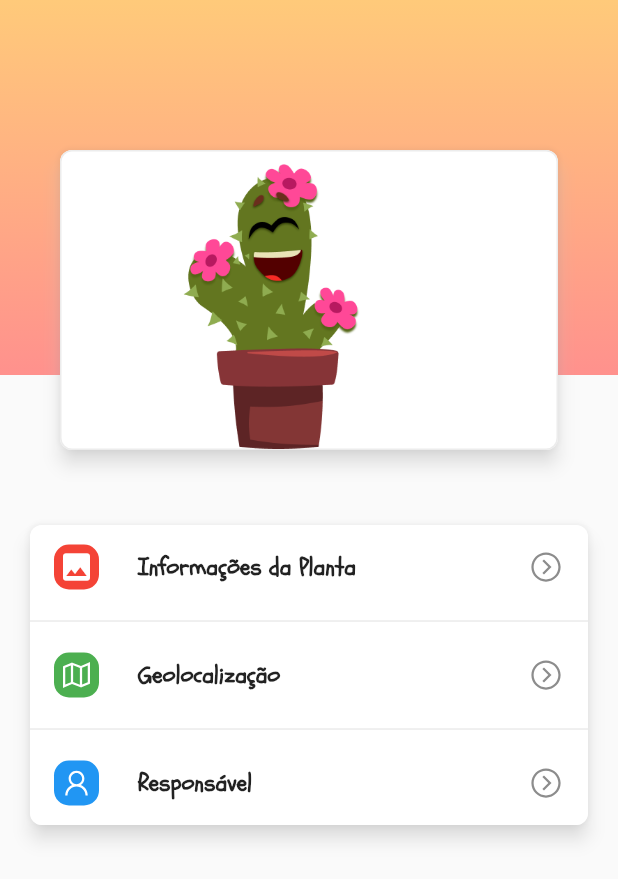
After one commit to diegoantunescosta/tgApp_Fatec, a Flutter app: the InformationPlant screen opened by its route, on a phone screen of 412 x 824 dp. The commit adds this screen. Shown: the top 879 px of the screen. Run offline on Flutter 3.47's test engine with Material 2 defaults, Android fonts, the phone set to English and light mode, and no system bars; our stand-ins replace flutter_mobx, get_it, line_icons, mobx, shared_preferences; accounts and stored records are empty; generated files the repository leaves out were written again.

Commit message:
tela informações da planta

```diff
--- a/lib/_routing/router.dart
+++ b/lib/_routing/router.dart
@@ -1,4 +1,5 @@
 import 'package:flutter_social/views/home.dart';
+import 'package:flutter_social/views/tabs/informationPlant.dart';
 import 'package:flutter_social/views/login.dart';
 import 'package:flutter_social/views/landing.dart';
 import 'package:flutter_social/views/register.dart';
@@ -14,4 +15,5 @@ final routes = {
   '/chat_details': (context) => ChatDetailsPage(),
   '/user_details': (context) => UserDetailsPage(),
   '/reset_password': (context) => ResetPasswordPage(),
+  '/informationPlant': (context) => InformationPlant(),
 };
--- a/lib/views/tabs/feeds.dart
+++ b/lib/views/tabs/feeds.dart
@@ -43,7 +43,7 @@ class _FeedsPageState extends State<FeedsPage> {
                   // children: <Widget>[
                   //   pageTitle,
                   //   FeedCard2(
-                  //       feed: User['id'],
+                  //       feed:json['id'],
                   //   ),
                   //   SizedBox(
                   //     height: 10.0,
--- /dev/null
+++ b/lib/views/tabs/informationPlant.dart
@@ -0,0 +1,144 @@
+
+import 'package:flutter/material.dart';
+import 'package:flutter_social/utils/colors.dart';
+import 'package:line_icons/line_icons.dart';
+import 'package:flutter_social/utils/utils.dart';
+
+
+class InformationPlant extends StatelessWidget {
+
+
+  @override
+  Widget build(BuildContext context) {
+    final hr = Divider();
+
+
+
+    final userImage = Container(
+      height: 300.0,
+      width: 200.0,
+      decoration: BoxDecoration(
+        image: DecorationImage(
+         // Imagem da plata Aqui
+          image: AvailableImages.appLogo,
+        ),
+      ),
+    );
+
+
+    final info = Stack(
+      children: <Widget>[
+        Padding(
+          padding: const EdgeInsets.only(left: 40.0, right: 40.0),
+          child: Material(
+            elevation: 5.0,
+            borderRadius: BorderRadius.circular(8.0),
+            shadowColor: Colors.white,
+            child: Container(
+              height: 200.0,
+              width: MediaQuery.of(context).size.width,
+              decoration: BoxDecoration(
+                borderRadius: BorderRadius.circular(8.0),
+                border: Border.all(
+                  color: Colors.grey.withOpacity(0.2),
+                ),
+                color: Colors.white,
+              ),
+              child: Padding(
+                padding: const EdgeInsets.only(left: 40),
+                child: Row(
+                  children: <Widget>[
+                    userImage,
+                    SizedBox(width: 30.0),
+
+                  ],
+                ),
+              ),
+            ),
+          ),
+        ),
+
+      ],
+    );
+
+    final secondCard = Padding(
+      padding: EdgeInsets.only(right: 20.0, left: 20.0, bottom: 0.0),
+      child: Material(
+        elevation: 5.0,
+        borderRadius: BorderRadius.circular(8.0),
+        shadowColor: Colors.white,
+        child: Container(
+          height: 200.0,
+          decoration: BoxDecoration(
+            color: Colors.white,
+            borderRadius: BorderRadius.circular(8.0),
+          ),
+          child: Column(
+            children: <Widget>[
+              _buildIconTile(Icons.photo, Colors.red, 'Informações da Planta'),
+              hr,
+              _buildIconTile(LineIcons.map, Colors.green, 'Geolocalização'),
+              hr,
+              _buildIconTile(LineIcons.user, Colors.blue, 'Responsável'),
+
+
+            ],
+          ),
+        ),
+      ),
+    );
+
+
+
+    return Scaffold(
+      body: SingleChildScrollView(
+        child: Column(
+          children: <Widget>[
+            Container(
+              width: MediaQuery.of(context).size.width,
+              child: Column(
+                children: <Widget>[
+                  Stack(
+                    children: <Widget>[
+                      Container(
+                        height: 350.0,
+                      ),
+                      Container(
+                        height: 250.0,
+                        decoration: BoxDecoration(gradient: primaryGradient),
+                      ),
+                      Positioned(top: 100, right: 0, left: 0, child: info)
+                    ],
+                  ),
+                  secondCard,
+                ],
+              ),
+            ),
+          ],
+        ),
+      ),
+    );
+  }
+
+
+  Widget _buildIconTile(IconData icon, Color color, String title) {
+    return ListTile(
+      title: Text(title, style: TextStyle(fontWeight: FontWeight.bold),),
+      leading: Container(
+        height: 30.0,
+        width: 30.0,
+        decoration: BoxDecoration(
+          color: color,
+          borderRadius: BorderRadius.circular(10.0),
+        ),
+        child: Center(
+          child: Icon(
+            icon,
+            color: Colors.white,
+          ),
+        ),
+      ),
+      trailing: Icon(LineIcons.chevron_circle_right),
+    );
+  }
+}
```
Also changed, not shown: pubspec.lock.
